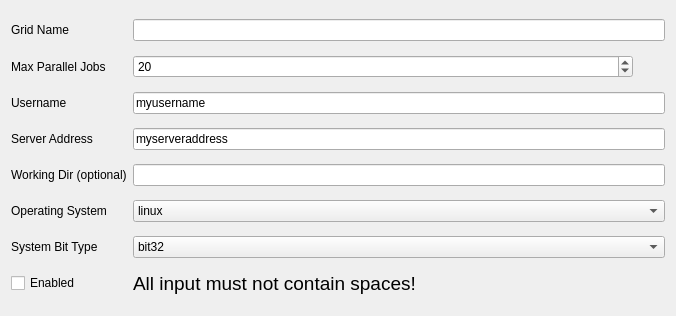
First picture: the form in grid/nonec2.ui, repository hallamlab/MetaPathwaysGUI, before the edit.
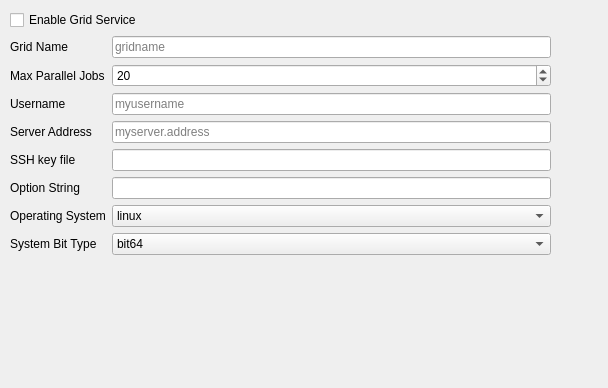
Second picture: the form after the edit.

```diff
--- a/grid/nonec2.ui
+++ b/grid/nonec2.ui
@@ -6,15 +6,70 @@
    <rect>
     <x>0</x>
     <y>0</y>
-    <width>676</width>
-    <height>316</height>
+    <width>608</width>
+    <height>388</height>
    </rect>
   </property>
   <property name="windowTitle">
    <string>Form</string>
   </property>
+  <property name="toolTip">
+   <string>This is an optional string used in the job submission system.</string>
+  </property>
+  <widget class="QWidget" name="layoutWidget">
+   <property name="geometry">
+    <rect>
+     <x>10</x>
+     <y>10</y>
+     <width>541</width>
+     <height>341</height>
+    </rect>
+   </property>
   <layout class="QGridLayout" name="gridLayout">
-   <item row="1" column="1">
+    <item row="0" column="0" colspan="3">
+     <widget class="QCheckBox" name="enabled">
+      <property name="enabled">
+       <bool>true</bool>
+      </property>
+      <property name="text">
+       <string>Enable Grid Service</string>
+      </property>
+      <property name="checkable">
+       <bool>true</bool>
+      </property>
+      <property name="checked">
+       <bool>false</bool>
+      </property>
+     </widget>
+    </item>
+    <item row="1" column="0">
+     <widget class="QLabel" name="nameLabel">
+      <property name="text">
+       <string>Grid Name</string>
+      </property>
+     </widget>
+    </item>
+    <item row="1" column="2">
+     <widget class="QLineEdit" name="name">
+      <property name="text">
+       <string/>
+      </property>
+      <property name="readOnly">
+       <bool>false</bool>
+      </property>
+      <property name="placeholderText">
+       <string>gridname</string>
+      </property>
+     </widget>
+    </item>
+    <item row="2" column="0" colspan="2">
+     <widget class="QLabel" name="max_parallel_jobsLabel">
+      <property name="text">
+       <string>Max Parallel Jobs</string>
+      </property>
+     </widget>
+    </item>
+    <item row="2" column="2">
     <widget class="QSpinBox" name="max_parallel_jobs">
      <property name="maximumSize">
       <size>
@@ -33,110 +88,88 @@
      </property>
     </widget>
    </item>
-   <item row="6" column="0">
-    <widget class="QLabel" name="bitLabel">
-     <property name="text">
-      <string>System Bit Type</string>
-     </property>
-    </widget>
-   </item>
-   <item row="0" column="1">
-    <widget class="QLineEdit" name="name">
-     <property name="text">
-      <string/>
-     </property>
-     <property name="readOnly">
-      <bool>false</bool>
-     </property>
-    </widget>
-   </item>
-   <item row="5" column="0">
-    <widget class="QLabel" name="osLabel">
-     <property name="text">
-      <string>Operating System</string>
-     </property>
-    </widget>
-   </item>
-   <item row="2" column="0">
+    <item row="3" column="0">
     <widget class="QLabel" name="userLabel">
      <property name="text">
       <string>Username</string>
      </property>
     </widget>
    </item>
-   <item row="3" column="1">
-    <widget class="QLineEdit" name="server">
-     <property name="text">
-      <string>myserveraddress</string>
-     </property>
-     <property name="readOnly">
-      <bool>false</bool>
-     </property>
-    </widget>
-   </item>
-   <item row="4" column="0">
-    <widget class="QLabel" name="working_dirLabel">
-     <property name="text">
-      <string>Working Dir (optional)</string>
-     </property>
-    </widget>
-   </item>
-   <item row="4" column="1">
-    <widget class="QLineEdit" name="working_directory">
-     <property name="text">
-      <string/>
-     </property>
-     <property name="readOnly">
-      <bool>false</bool>
-     </property>
-    </widget>
-   </item>
-   <item row="2" column="1">
+    <item row="3" column="2">
     <widget class="QLineEdit" name="user">
      <property name="text">
+       <string/>
+      </property>
+      <property name="readOnly">
+       <bool>false</bool>
+      </property>
+      <property name="placeholderText">
       <string>myusername</string>
      </property>
-     <property name="readOnly">
-      <bool>false</bool>
-     </property>
-    </widget>
-   </item>
-   <item row="3" column="0">
+     </widget>
+    </item>
+    <item row="4" column="0" colspan="2">
     <widget class="QLabel" name="serverLabel">
      <property name="text">
       <string>Server Address</string>
      </property>
     </widget>
    </item>
-   <item row="6" column="1">
-    <widget class="QComboBox" name="bit">
-     <item>
+    <item row="4" column="2">
+     <widget class="QLineEdit" name="server">
       <property name="text">
-       <string>bit32</string>
+       <string/>
       </property>
-     </item>
-     <item>
+      <property name="readOnly">
+       <bool>false</bool>
+      </property>
+      <property name="placeholderText">
+       <string>myserver.address</string>
+      </property>
+     </widget>
+    </item>
+    <item row="5" column="0" colspan="2">
+     <widget class="QLabel" name="sshKeyLabel">
       <property name="text">
-       <string>bit64</string>
+       <string>SSH key file</string>
       </property>
-     </item>
-    </widget>
-   </item>
-   <item row="1" column="0">
-    <widget class="QLabel" name="max_parallel_jobsLabel">
+     </widget>
+    </item>
+    <item row="5" column="2">
+     <widget class="QLineEdit" name="sshKey">
+      <property name="text">
+       <string/>
+      </property>
+      <property name="readOnly">
+       <bool>false</bool>
+      </property>
+     </widget>
+    </item>
+    <item row="6" column="0" colspan="2">
+     <widget class="QLabel" name="working_dirLabel">
      <property name="text">
-      <string>Max Parallel Jobs</string>
+       <string>Option String</string>
      </property>
     </widget>
    </item>
-   <item row="0" column="0">
-    <widget class="QLabel" name="nameLabel">
+    <item row="6" column="2">
+     <widget class="QLineEdit" name="optional_string">
      <property name="text">
-      <string>Grid Name</string>
-     </property>
-    </widget>
-   </item>
-   <item row="5" column="1">
+       <string/>
+      </property>
+      <property name="readOnly">
+       <bool>false</bool>
+      </property>
+     </widget>
+    </item>
+    <item row="7" column="0" colspan="2">
+     <widget class="QLabel" name="osLabel">
+      <property name="text">
+       <string>Operating System</string>
+      </property>
+     </widget>
+    </item>
+    <item row="7" column="2">
     <widget class="QComboBox" name="os">
      <item>
       <property name="text">
@@ -155,26 +188,41 @@
      </item>
     </widget>
    </item>
-   <item row="7" column="1">
+    <item row="8" column="0" colspan="2">
+     <widget class="QLabel" name="bitLabel">
+      <property name="text">
+       <string>System Bit Type</string>
+      </property>
+     </widget>
+    </item>
+    <item row="8" column="2">
+     <widget class="QComboBox" name="bit">
+      <item>
+       <property name="text">
+        <string>bit64</string>
+       </property>
+      </item>
+      <item>
+       <property name="text">
+        <string>bit32</string>
+       </property>
+      </item>
+     </widget>
+    </item>
+    <item row="9" column="1" colspan="2">
     <widget class="QLabel" name="inputLabel">
      <property name="font">
       <font>
-       <pointsize>14</pointsize>
+        <pointsize>20</pointsize>
       </font>
      </property>
      <property name="text">
-      <string>All input must not contain spaces!</string>
-     </property>
-    </widget>
-   </item>
-   <item row="7" column="0">
-    <widget class="QCheckBox" name="enabled">
-     <property name="text">
-      <string>Enabled</string>
+       <string/>
      </property>
     </widget>
    </item>
   </layout>
+  </widget>
  </widget>
  <resources/>
  <connections/>
```
Left out of the diff: 5 changed lines with no effect on the pictures. Lines whose indentation alone changed are shown as unchanged.
